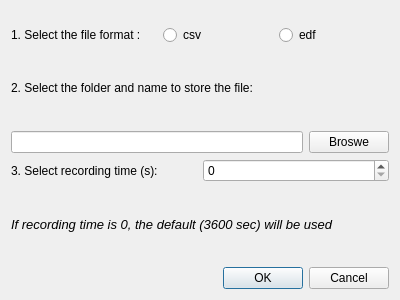
Above: exploregui/modules/ui/dialog_recording_settings_light.ui from Mscix/explore-desktop before the change. Below: the same form after it.
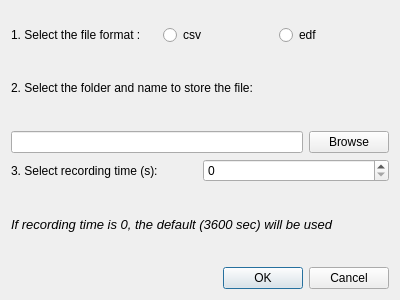
That is the form after the change.

Diff of the .ui file:
```diff
--- a/exploregui/modules/ui/dialog_recording_settings_light.ui
+++ b/exploregui/modules/ui/dialog_recording_settings_light.ui
@@ -59,7 +59,7 @@
        <item>
         <widget class="QPushButton" name="btn_browse">
          <property name="text">
-          <string>Broswe</string>
+          <string>Browse</string>
          </property>
         </widget>
        </item>
```
